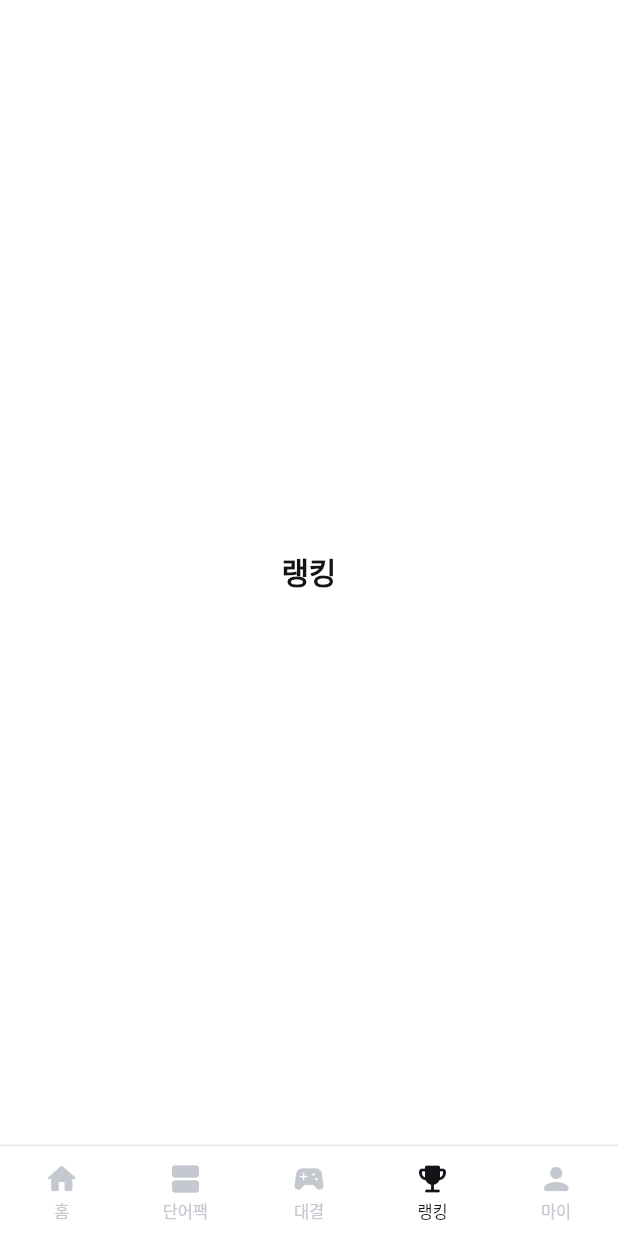
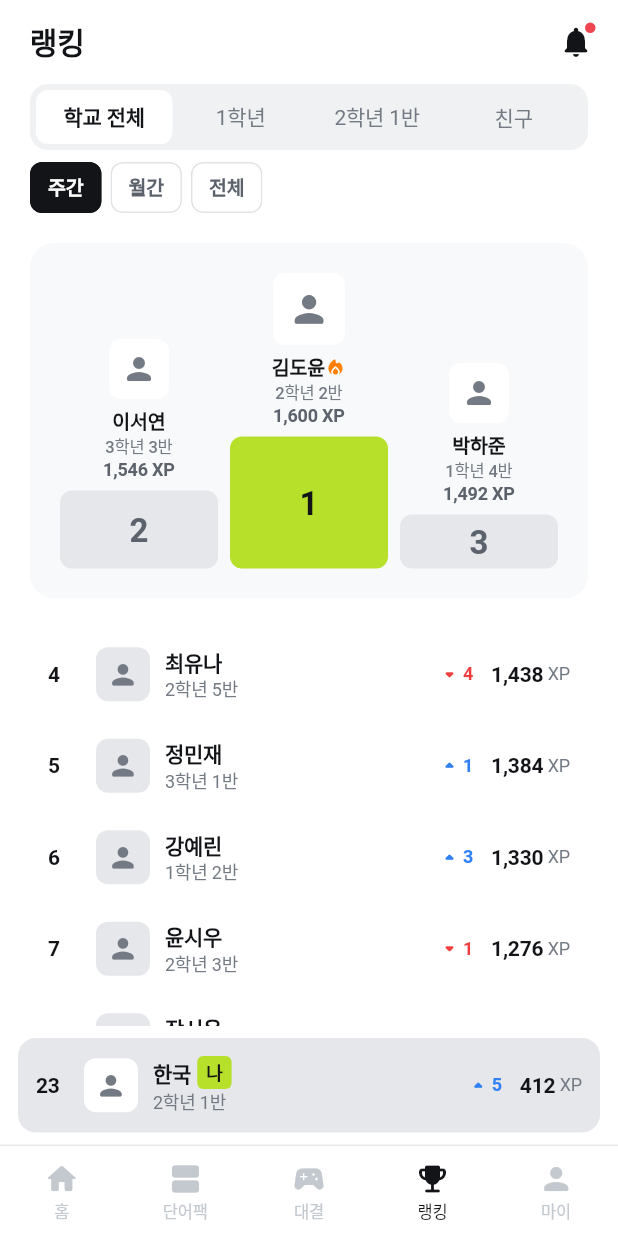
Before and after one commit to WORD-MATE/wordmate-android, a Flutter app: the MainScreen screen opened directly, item 4 of the bottom bar chosen, on a phone screen of 412 x 824 dp. Run offline on Flutter 3.47's test engine with Material 3 defaults, Android fonts, the phone set to English and light mode, and no system bars.

Commit message:
feat: 랭킹 화면 구현
- 학교 전체/학년/반/친구 범위와 주간/월간/전체 기간 필터
- 1~3위 시상대 카드, 순위 변동 표시, 하단 고정 내 순위

Co-Authored-By: Claude Opus 5.5 <noreply@anthropic.com>

```diff
--- a/lib/screens/main_screen.dart
+++ b/lib/screens/main_screen.dart
@@ -5,6 +5,7 @@ import '../utils/theme.dart';
 import '../widgets/layout.dart';
 import 'battle/battle_home_screen.dart';
 import 'home/home_screen.dart';
+import 'ranking/ranking_screen.dart';
 import 'wordpack/word_packs_screen.dart';
 
 /// 하단 탭 5개(홈/단어팩/대결/랭킹/마이)를 가진 메인 화면.
@@ -30,7 +31,8 @@ class MainScreen extends StatelessWidget {
             const HomeScreen(),
             const WordPacksScreen(),
             const BattleHomeScreen(),
-            for (final (_, label) in _tabs.skip(3)) Center(child: Text(label, style: AppText.title1)),
+            const RankingScreen(),
+            for (final (_, label) in _tabs.skip(4)) Center(child: Text(label, style: AppText.title1)),
           ],
         ),
         bottomNavigationBar: _BottomBar(index: index, onSelect: (i) => mainTab.value = i),
--- /dev/null
+++ b/lib/screens/ranking/ranking_screen.dart
@@ -0,0 +1,161 @@
+import 'package:flutter/material.dart';
+
+import '../../data/models.dart';
+import '../../data/store.dart';
+import '../../utils/format.dart';
+import '../../utils/theme.dart';
+import '../../widgets/buttons.dart';
+import '../../widgets/inputs.dart';
+import '../../widgets/layout.dart';
+
+/// 랭킹 (Figma "랭킹 페이지").
+class RankingScreen extends StatefulWidget {
+  const RankingScreen({super.key});
+
+  @override
+  State<RankingScreen> createState() => _RankingScreenState();
+}
+
+class _RankingScreenState extends State<RankingScreen> {
+  RankingScope _scope = RankingScope.school;
+  RankingPeriod _period = RankingPeriod.weekly;
+
+  @override
+  Widget build(BuildContext context) {
+    return Scaffold(
+      appBar: LargeTopBar(
+        title: '랭킹',
+        actions: [AppIconButton(Icons.notifications_rounded, tooltip: '알림', badge: true, onPressed: () {})],
+      ),
+      body: ListenableBuilder(
+        listenable: store,
+        builder: (context, _) {
+          final entries = store.ranking(_scope, _period);
+          final me = entries.where((e) => e.isMe).firstOrNull;
+          return Column(children: [
+            Padding(
+              padding: const EdgeInsets.symmetric(horizontal: Gap.screen),
+              child: SegmentedTabs(
+                tabs: [for (final s in RankingScope.values) s.label],
+                index: _scope.index,
+                onSelect: (i) => setState(() => _scope = RankingScope.values[i]),
+              ),
+            ),
+            Gap.h8,
+            Padding(
+              padding: const EdgeInsets.symmetric(horizontal: Gap.screen),
+              child: Row(children: [
+                for (final p in RankingPeriod.values) ...[
+                  AppChip(p.label, selected: p == _period, onTap: () => setState(() => _period = p)),
+                  const SizedBox(width: 6),
+                ],
+              ]),
+            ),
+            Expanded(
+              child: ListView(children: [
+                _PodiumCard(top: entries.take(3).toList()),
+                for (final e in entries.skip(3)) _RankRow(entry: e),
+                Gap.h12,
+              ]),
+            ),
+            if (me != null)
+              Padding(
+                padding: const EdgeInsets.fromLTRB(12, 8, 12, 8),
+                child: _RankRow(entry: me, pinned: true),
+              ),
+          ]);
+        },
+      ),
+    );
+  }
+}
+
+class _PodiumCard extends StatelessWidget {
+  const _PodiumCard({required this.top});
+
+  final List<RankingEntry> top;
+
+  @override
+  Widget build(BuildContext context) {
+    final order = [if (top.length > 1) top[1], top[0], if (top.length > 2) top[2]];
+    return Container(
+      margin: const EdgeInsets.all(Gap.screen),
+      padding: const EdgeInsets.fromLTRB(16, 20, 16, 20),
+      decoration: const BoxDecoration(color: AppColors.surface, borderRadius: AppRadius.lg),
+      child: Row(crossAxisAlignment: CrossAxisAlignment.end, children: [
+        for (final e in order)
+          Expanded(
+            child: Padding(
+              padding: const EdgeInsets.symmetric(horizontal: 4),
+              child: Column(children: [
+                Avatar(size: e.rank == 1 ? 48 : 40, background: AppColors.background),
+                const SizedBox(height: 6),
+                Row(mainAxisAlignment: MainAxisAlignment.center, children: [
+                  Flexible(child: Text(e.name, style: AppText.label2Bold, overflow: TextOverflow.ellipsis)),
+                  if (e.rank == 1) const Icon(Icons.local_fire_department_rounded, size: 14, color: Palette.orange06),
+                ]),
+                Text(e.schoolInfo, style: AppText.caption2.copyWith(color: AppColors.textTertiary)),
+                Text('${formatNumber(e.xp)} XP', style: AppText.caption1Bold.copyWith(color: AppColors.textSecondary)),
+                const SizedBox(height: 6),
+                Container(
+                  height: switch (e.rank) { 1 => 88.0, 2 => 52.0, _ => 36.0 },
+                  alignment: Alignment.center,
+                  decoration: BoxDecoration(
+                    color: e.rank == 1 ? AppColors.primary : Palette.gray06,
+                    borderRadius: AppRadius.sm,
+                  ),
+                  child: Text('${e.rank}',
+                      style: AppText.headline2
+                          .copyWith(color: e.rank == 1 ? AppColors.onPrimary : AppColors.textSecondary)),
+                ),
+              ]),
+            ),
+          ),
+      ]),
+    );
+  }
+}
+
+class _RankRow extends StatelessWidget {
+  const _RankRow({required this.entry, this.pinned = false});
+
+  final RankingEntry entry;
+  final bool pinned;
+
+  @override
+  Widget build(BuildContext context) {
+    final e = entry;
+    final (icon, color) = e.delta > 0
+        ? (Icons.arrow_drop_up_rounded, AppColors.info)
+        : e.delta < 0
+            ? (Icons.arrow_drop_down_rounded, AppColors.error)
+            : (Icons.remove_rounded, AppColors.textDisabled);
+    return Container(
+      margin: EdgeInsets.symmetric(horizontal: pinned ? 0 : Gap.screen),
+      padding: const EdgeInsets.all(12),
+      decoration: BoxDecoration(color: pinned ? Palette.gray06 : null, borderRadius: AppRadius.md),
+      child: Row(children: [
+        SizedBox(width: 32, child: Text('${e.rank}', style: AppText.label1Bold)),
+        Avatar(size: 36, background: pinned ? AppColors.background : Palette.gray06),
+        const SizedBox(width: 10),
+        Expanded(
+          child: Column(crossAxisAlignment: CrossAxisAlignment.start, children: [
+            Row(children: [
+              Text(e.name, style: AppText.label1Bold),
+              if (e.isMe) ...[
+                Gap.w4,
+                const Tag('나', background: AppColors.primary, color: AppColors.onPrimary),
+              ],
+            ]),
+            Text(e.schoolInfo, style: AppText.caption1.copyWith(color: AppColors.textTertiary)),
+          ]),
+        ),
+        Icon(icon, size: 18, color: color),
+        if (e.delta != 0) Text('${e.delta.abs()}', style: AppText.caption1Bold.copyWith(color: color)),
+        Gap.w12,
+        Text(formatNumber(e.xp), style: AppText.label1Bold),
+        Text(' XP', style: AppText.caption1.copyWith(color: AppColors.textTertiary)),
+      ]),
+    );
+  }
+}
```
